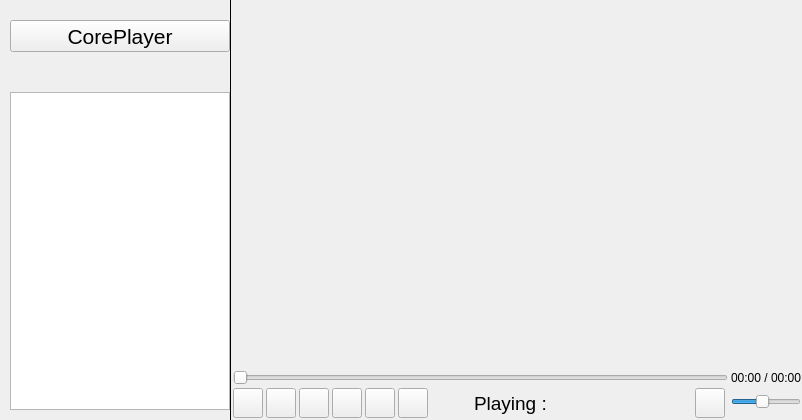
Above: app/coreplayer/coreplayer.ui from rahmanshaber/corebox before the change. Below: the same form after it.
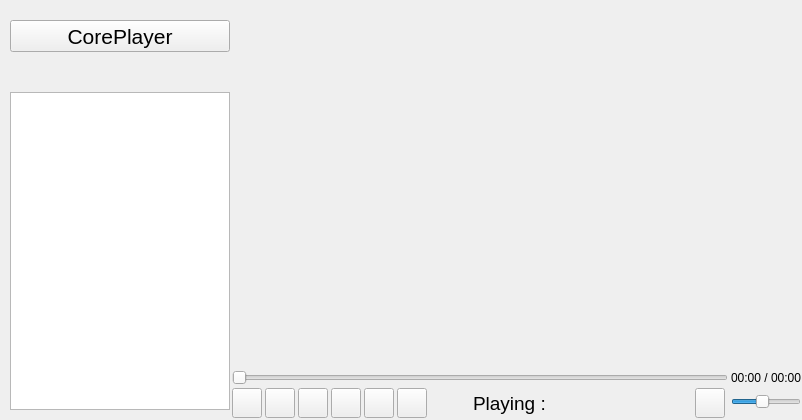
That is the form after the change. Icons and pictures are not drawn.

```diff
--- a/app/coreplayer/coreplayer.ui
+++ b/app/coreplayer/coreplayer.ui
@@ -161,36 +161,14 @@
      </layout>
     </widget>
    </item>
-   <item row="0" column="1" rowspan="2">
-    <widget class="Line" name="line">
-     <property name="minimumSize">
-      <size>
-       <width>1</width>
-       <height>0</height>
-      </size>
-     </property>
-     <property name="maximumSize">
-      <size>
-       <width>1</width>
-       <height>16777215</height>
-      </size>
-     </property>
-     <property name="frameShadow">
-      <enum>QFrame::Plain</enum>
-     </property>
-     <property name="orientation">
-      <enum>Qt::Vertical</enum>
-     </property>
-    </widget>
-   </item>
-   <item row="0" column="2">
+   <item row="0" column="1">
     <layout class="QHBoxLayout" name="view">
      <property name="spacing">
       <number>0</number>
      </property>
     </layout>
    </item>
-   <item row="1" column="2">
+   <item row="1" column="1">
     <widget class="QFrame" name="toolBar">
      <property name="minimumSize">
       <size>
```
